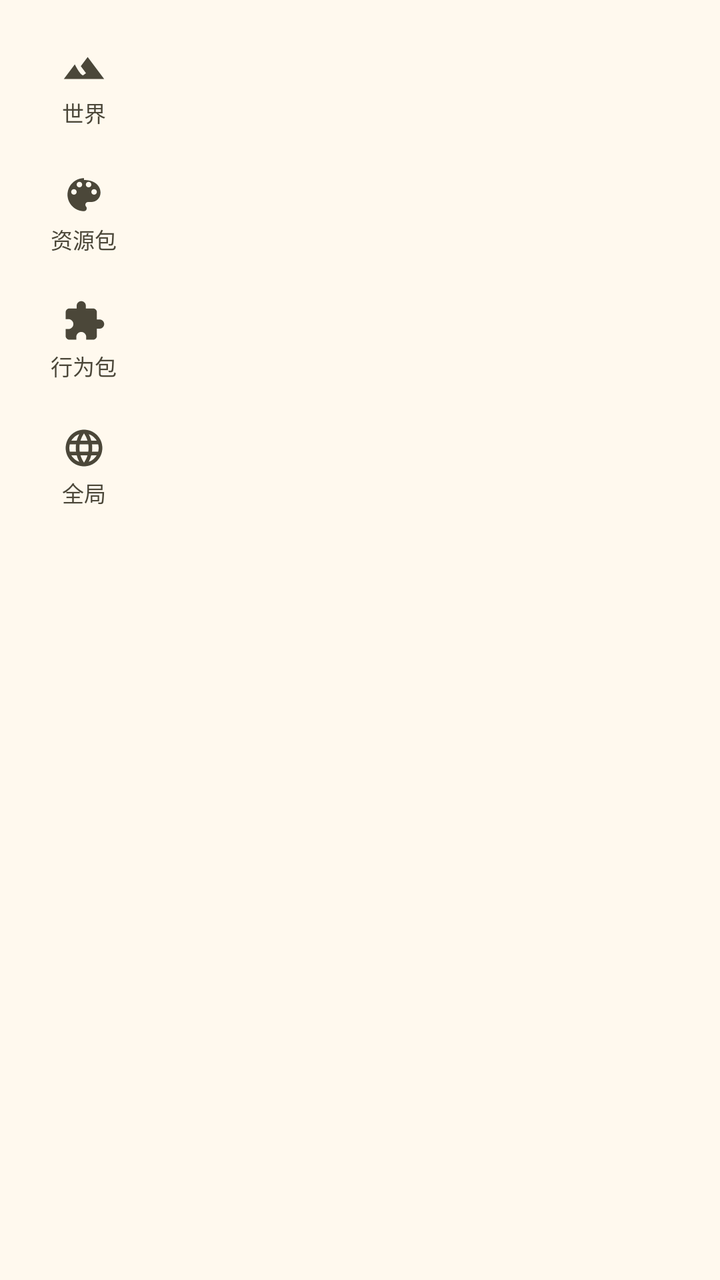
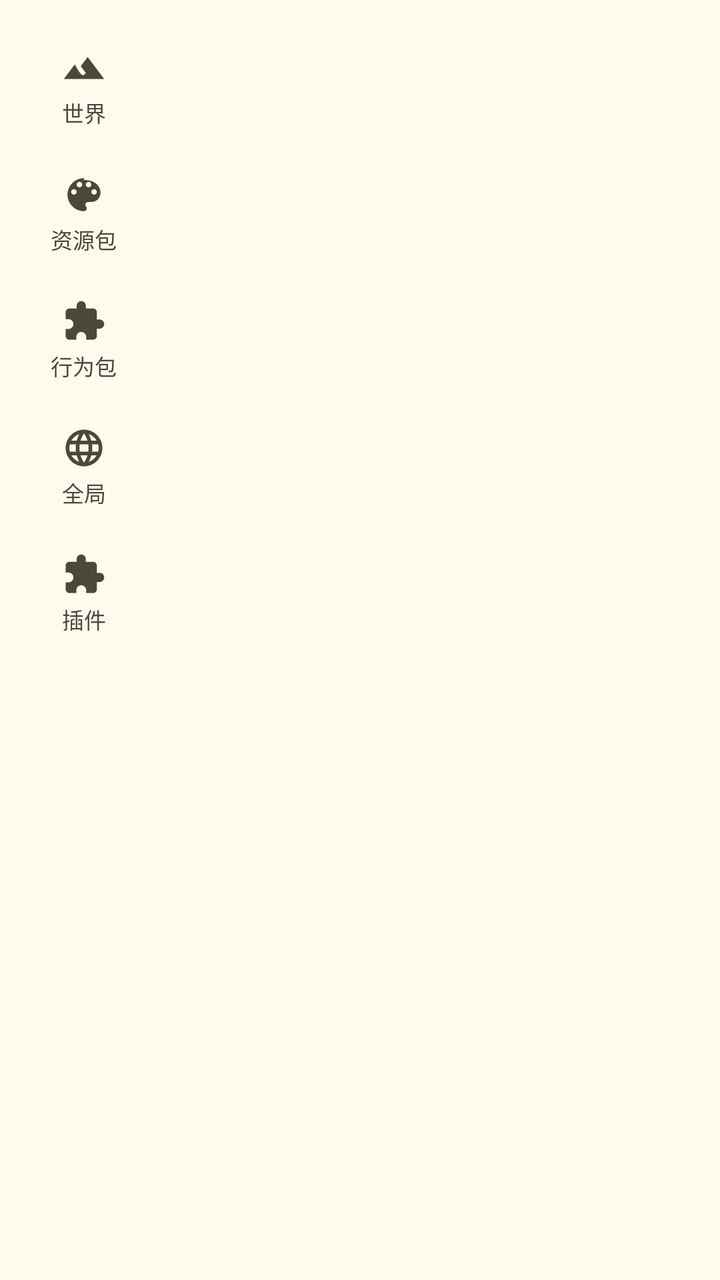

The first picture is an Android layout as it rendered before a commit; the second is the same layout after the commit. The layout source and the unified diff follow.
<!-- AndroidManifest.xml: application theme AppTheme -->
<!-- res/layout/fragment_content.xml -->
<?xml version="1.0" encoding="utf-8"?>
<LinearLayout xmlns:android="http://schemas.android.com/apk/res/android"
    xmlns:app="http://schemas.android.com/apk/res-auto"
    android:layout_width="match_parent"
    android:layout_height="match_parent"
    android:background="?android:attr/colorBackground"
    android:orientation="horizontal">

    <ScrollView
        android:id="@+id/sidebar_scroll"
        android:layout_width="84dp"
        android:layout_height="match_parent"
        android:background="?android:attr/colorBackground"
        android:scrollbars="none">

        <LinearLayout
            android:id="@+id/sidebar"
            style="@style/Sidebar">

            <LinearLayout
                android:id="@+id/nav_worlds"
                style="@style/SidebarItem">

                <ImageView style="@style/SidebarItemIcon" android:src="@drawable/ic_nav_world" android:contentDescription="@null" />

                <TextView style="@style/SidebarItemText" android:text="@string/content_tab_worlds" />
            </LinearLayout>

            <LinearLayout
                android:id="@+id/nav_resource"
                style="@style/SidebarItem">

                <ImageView style="@style/SidebarItemIcon" android:src="@drawable/ic_nav_resource" android:contentDescription="@null" />

                <TextView style="@style/SidebarItemText" android:text="@string/content_tab_resource" />
            </LinearLayout>

            <LinearLayout
                android:id="@+id/nav_behavior"
                style="@style/SidebarItem">

                <ImageView style="@style/SidebarItemIcon" android:src="@drawable/ic_nav_behavior" android:contentDescription="@null" />

                <TextView style="@style/SidebarItemText" android:text="@string/content_tab_behavior" />
            </LinearLayout>

            <LinearLayout
                android:id="@+id/nav_global"
                style="@style/SidebarItem">

                <ImageView style="@style/SidebarItemIcon" android:src="@drawable/ic_nav_global" android:contentDescription="@null" />

                <TextView style="@style/SidebarItemText" android:text="@string/content_tab_global" />
            </LinearLayout>
        </LinearLayout>
    </ScrollView>

    <FrameLayout
        android:layout_width="0dp"
        android:layout_height="match_parent"
        android:layout_weight="1">

        <FrameLayout
            android:id="@+id/content_frame"
            android:layout_width="match_parent"
            android:layout_height="match_parent" />

        <TextView
            android:id="@+id/text_no_instance"
            android:layout_width="match_parent"
            android:layout_height="match_parent"
            android:gravity="center"
            android:padding="32dp"
            android:text="@string/content_no_instance"
            android:textAlignment="center"
            android:textAppearance="?attr/textAppearanceBodyMedium"
            android:textColor="?attr/colorOutline"
            android:visibility="gone" />
    </FrameLayout>
</LinearLayout>
<!-- resources referenced by this layout -->
<resources>
  <string name="content_no_instance">还没有当前实例：先到「实例」导入并选择一个 Minecraft 实例，才能查看和管理世界与包。</string>
  <string name="content_tab_behavior">行为包</string>
  <string name="content_tab_global">全局</string>
  <string name="content_tab_resource">资源包</string>
  <string name="content_tab_worlds">世界</string>
  <style name="SidebarItemIcon">
      <item name="android:layout_width">22dp</item>
      <item name="android:layout_height">22dp</item>
      <item name="android:tint">@color/sidebar_item_text</item>
    </style>
  <color name="md_theme_primary">#6D5E0F</color>
  <color name="md_theme_onPrimary">#FFFFFF</color>
  <color name="md_theme_primaryContainer">#F8E287</color>
  <color name="md_theme_onPrimaryContainer">#534600</color>
  <color name="md_theme_secondary">#665E40</color>
  <color name="md_theme_onSecondary">#FFFFFF</color>
  <color name="md_theme_secondaryContainer">#EEE2BC</color>
  <color name="md_theme_onSecondaryContainer">#4E472A</color>
  <color name="md_theme_tertiary">#43664E</color>
  <color name="md_theme_onTertiary">#FFFFFF</color>
  <color name="md_theme_tertiaryContainer">#C5ECCE</color>
  <color name="md_theme_onTertiaryContainer">#2C4E38</color>
  <color name="md_theme_error">#BA1A1A</color>
  <color name="md_theme_onError">#FFFFFF</color>
  <color name="md_theme_errorContainer">#FFDAD6</color>
  <color name="md_theme_onErrorContainer">#93000A</color>
  <color name="md_theme_background">#FFF9EE</color>
  <color name="md_theme_onBackground">#1E1B13</color>
  <color name="md_theme_surface">#FFF9EE</color>
  <color name="md_theme_onSurface">#1E1B13</color>
  <color name="md_theme_surfaceVariant">#EAE2D0</color>
  <color name="md_theme_onSurfaceVariant">#4B4739</color>
  <color name="md_theme_outline">#7C7767</color>
  <color name="md_theme_outlineVariant">#CDC6B4</color>
  <color name="md_theme_inverseSurface">#333027</color>
  <color name="md_theme_inverseOnSurface">#F7F0E2</color>
  <color name="md_theme_inversePrimary">#DBC66E</color>
  <color name="md_theme_primaryFixed">#F8E287</color>
  <color name="md_theme_onPrimaryFixed">#221B00</color>
  <color name="md_theme_primaryFixedDim">#DBC66E</color>
  <color name="md_theme_onPrimaryFixedVariant">#534600</color>
  <color name="md_theme_secondaryFixed">#EEE2BC</color>
  <color name="md_theme_onSecondaryFixed">#211B04</color>
  <color name="md_theme_secondaryFixedDim">#D1C6A1</color>
  <color name="md_theme_onSecondaryFixedVariant">#4E472A</color>
  <color name="md_theme_tertiaryFixed">#C5ECCE</color>
  <color name="md_theme_onTertiaryFixed">#00210F</color>
  <color name="md_theme_tertiaryFixedDim">#A9D0B3</color>
  <color name="md_theme_onTertiaryFixedVariant">#2C4E38</color>
  <color name="md_theme_surfaceDim">#E0D9CC</color>
  <color name="md_theme_surfaceBright">#FFF9EE</color>
  <color name="md_theme_surfaceContainerLowest">#FFFFFF</color>
  <color name="md_theme_surfaceContainerLow">#FAF3E5</color>
  <color name="md_theme_surfaceContainer">#F4EDDF</color>
  <color name="md_theme_surfaceContainerHigh">#EEE8DA</color>
  <color name="md_theme_surfaceContainerHighest">#E8E2D4</color>
  <!-- unchanged entries left out for length: 9 -->
</resources>

<!-- the commit's change to res/layout/fragment_content.xml (unified diff, before → after) -->
@@ -52,6 +52,15 @@
 
                 <TextView style="@style/SidebarItemText" android:text="@string/content_tab_global" />
             </LinearLayout>
+
+            <LinearLayout
+                android:id="@+id/nav_plugin"
+                style="@style/SidebarItem">
+
+                <ImageView style="@style/SidebarItemIcon" android:src="@drawable/ic_nav_plugin" android:contentDescription="@null" />
+
+                <TextView style="@style/SidebarItemText" android:text="@string/content_tab_plugins" />
+            </LinearLayout>
         </LinearLayout>
     </ScrollView>
 
<!-- resource entries referenced after the edit -->
@@ -1,8 +1,20 @@
 <!-- resources referenced by this layout -->
 <resources>
+  <!-- drawable ic_nav_plugin (drawable) -->
+  <vector xmlns:android="http://schemas.android.com/apk/res/android"
+      android:width="24dp"
+      android:height="24dp"
+      android:viewportWidth="24"
+      android:viewportHeight="24"
+      android:tint="@color/md_theme_primary">
+      <path
+          android:fillColor="@android:color/white"
+          android:pathData="M20.5,11H19V7c0,-1.1 -0.9,-2 -2,-2h-4V3.5C13,2.12 11.88,1 10.5,1S8,2.12 8,3.5V5H4c-1.1,0 -1.99,0.9 -1.99,2v3.8H3.5c1.49,0 2.7,1.21 2.7,2.7s-1.21,2.7 -2.7,2.7H2V20c0,1.1 0.9,2 2,2h3.8v-1.5c0,-1.49 1.21,-2.7 2.7,-2.7 1.49,0 2.7,1.21 2.7,2.7V22H17c1.1,0 2,-0.9 2,-2v-4h1.5c1.38,0 2.5,-1.12 2.5,-2.5S21.88,11 20.5,11z" />
+  </vector>
   <string name="content_no_instance">还没有当前实例：先到「实例」导入并选择一个 Minecraft 实例，才能查看和管理世界与包。</string>
   <string name="content_tab_behavior">行为包</string>
   <string name="content_tab_global">全局</string>
+  <string name="content_tab_plugins">插件</string>
   <string name="content_tab_resource">资源包</string>
   <string name="content_tab_worlds">世界</string>
   <style name="SidebarItemIcon">
